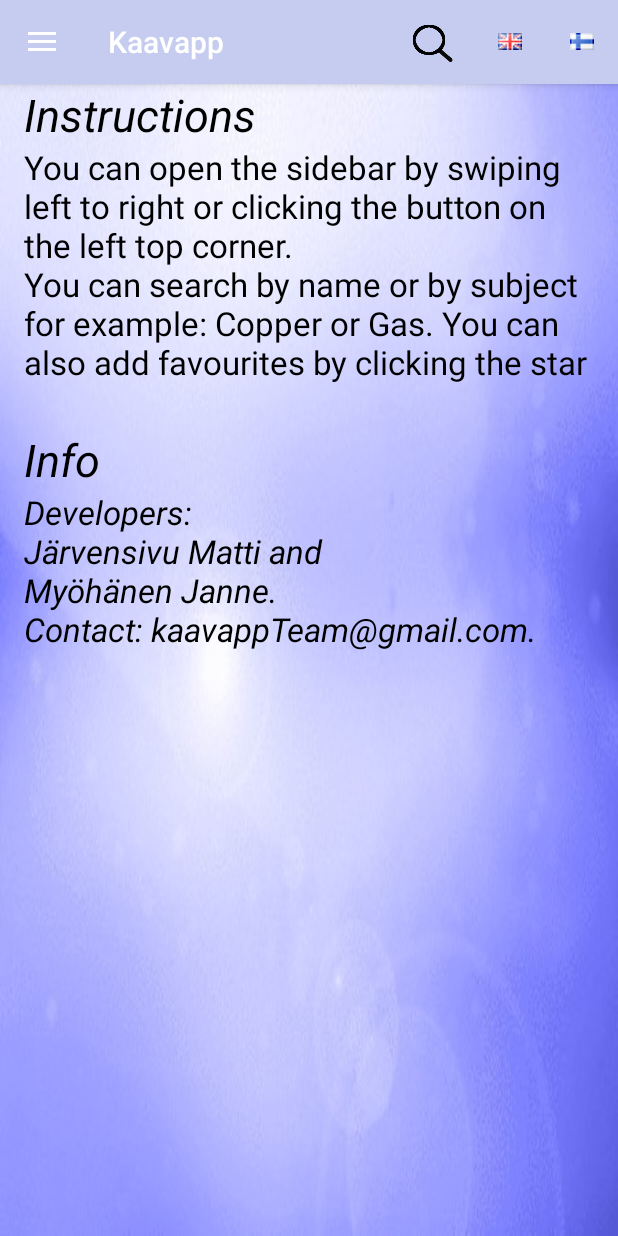
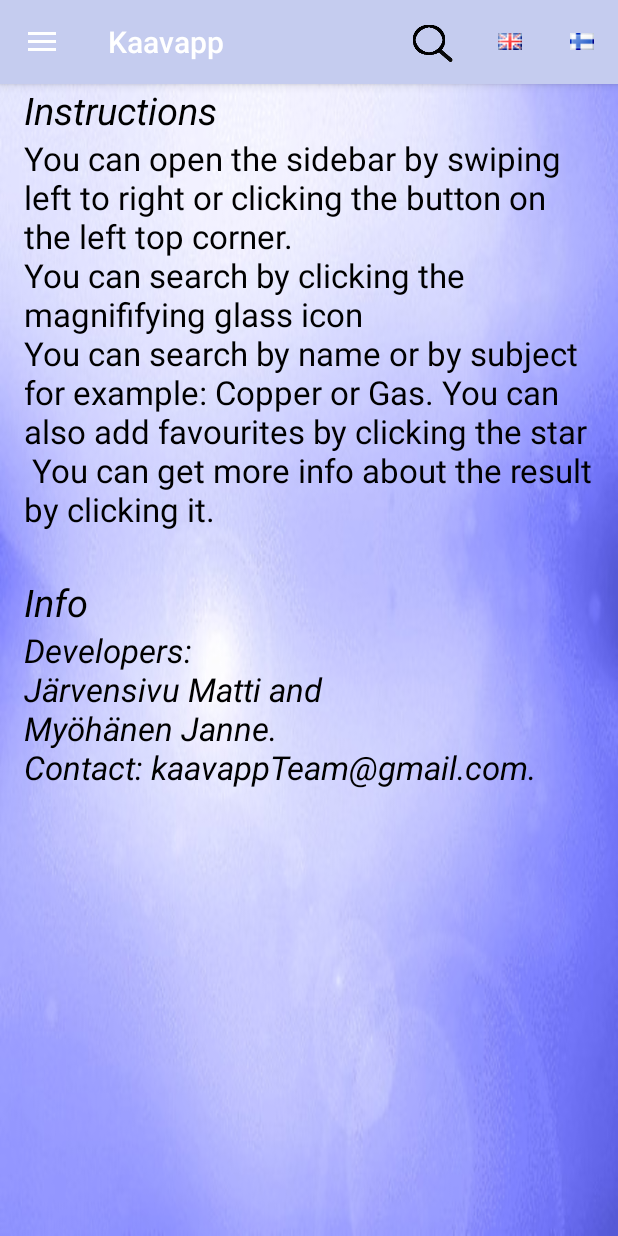
Before and after one commit to mattijarvensivu/Kaava-app, an Android app: the screen it shows after launch (MainActivity), on a phone screen of 412 x 824 dp. Run offline under Robolectric (Android 15) with nearby library versions, the phone set to English and light mode, and no system bars; our stand-ins replace AdMob.

Commit message:
infoon lisää

```diff
--- a/app/src/main/res/layout/info.xml
+++ b/app/src/main/res/layout/info.xml
@@ -15,7 +15,7 @@
             android:textColor="#000000"
             android:id="@+id/txtohjeetlabel"
             android:text="@string/ohjeet"
-            android:textSize="30dp"
+            android:textSize="25dp"
             android:textStyle="italic"/>
 
         <TextView
@@ -36,7 +36,7 @@
             android:layout_marginTop="30dp"
             android:id="@+id/txttietoalabel"
             android:text="@string/tietoa"
-            android:textSize="30dp"
+            android:textSize="25dp"
             android:textStyle="italic"/>
         <TextView
             android:layout_width="match_parent"
--- a/app/src/main/res/values/strings.xml
+++ b/app/src/main/res/values/strings.xml
@@ -150,7 +150,8 @@
     <string name="eituloksia">No results</string>
     <string name="tietoa">Info</string>
     <string name="ohjeet">Instructions</string>
-    <string name="tietoacontent">"Developers:\nJärvensivu Matti and\nMyöhänen Janne.\nContact: kaavappTeam@gmail.com."</string>
-    <string name="ohjeetcontent">"You can open the sidebar by swiping left to right or clicking the button on the left top corner.\nYou can search by name or by subject for example: Copper or Gas. You can also add favourites by clicking the star "</string>
+    <string name="tietoacontent">Developers:\nJärvensivu Matti and\nMyöhänen Janne.\nContact: kaavappTeam@gmail.com."</string>
+    <string name="ohjeetcontent">You can open the sidebar by swiping left to right or clicking the button on the left top corner.\nYou can search by clicking the magnififying glass icon\nYou can search by name or by subject for example: Copper or Gas. You can also add favourites by clicking the star\n
+    You can get more info about the result by clicking it.</string>
 
 </resources>
```
Also changed, not shown: 1 other file.
